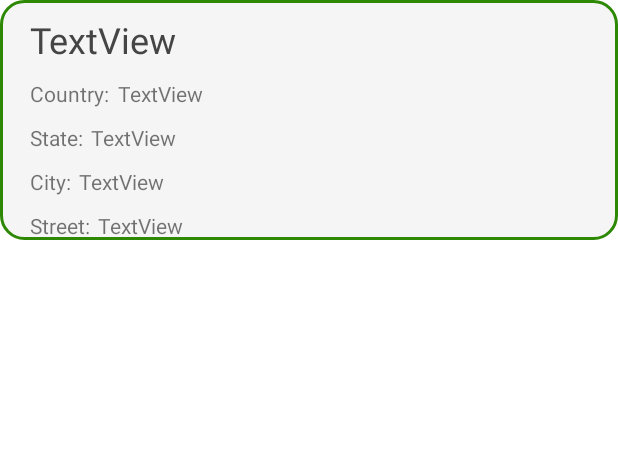
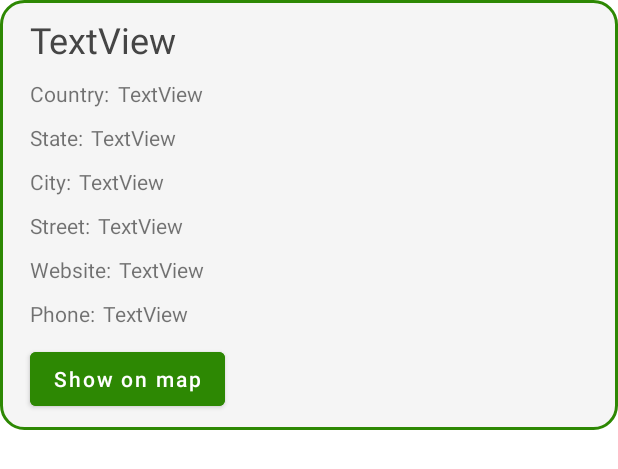
Before and after one commit to sergeykonar/RequestumTestApp, an Android app: the layout brewery_item_list.xml on its own in the app's theme, with its tools: preview values and no code run, on a phone screen of 412 x 824 dp. Shown: the top 469 px of the screen. Run offline under Robolectric (Android 15) with nearby library versions, the phone set to English and light mode, and no system bars.

```diff
--- a/app/build.gradle
+++ b/app/build.gradle
@@ -34,6 +34,10 @@ android {
 
 dependencies {
     def lifecycle_version = "2.4.0"
+    def room_version = "2.4.0"
+
+    implementation "androidx.room:room-runtime:$room_version"
+    kapt "androidx.room:room-compiler:$room_version"
 
     implementation 'com.squareup.retrofit2:retrofit:2.9.0'
     implementation 'com.squareup.retrofit2:converter-gson:2.9.0'
--- a/app/src/main/res/layout/brewery_item_list.xml
+++ b/app/src/main/res/layout/brewery_item_list.xml
@@ -19,7 +19,8 @@
         <androidx.constraintlayout.widget.ConstraintLayout
             android:layout_width="match_parent"
             android:layout_height="match_parent"
-            android:background="@drawable/brewery_list_item_background">
+            android:background="@drawable/brewery_list_item_background"
+            android:paddingBottom="10dp">
 
             <TextView
                 android:id="@+id/name"
@@ -108,6 +109,55 @@
                 app:layout_constraintBottom_toBottomOf="@+id/textCity"
                 app:layout_constraintStart_toEndOf="@+id/textCity"
                 app:layout_constraintTop_toTopOf="@+id/textCity" />
+
+            <TextView
+                android:id="@+id/textWebSite"
+                android:layout_width="wrap_content"
+                android:layout_height="wrap_content"
+                android:layout_marginTop="10dp"
+                android:text="@string/webSite"
+                app:layout_constraintStart_toStartOf="@+id/textStreet"
+                app:layout_constraintTop_toBottomOf="@+id/textStreet" />
+
+            <TextView
+                android:id="@+id/webSite"
+                android:layout_width="wrap_content"
+                android:layout_height="wrap_content"
+                android:layout_marginStart="5dp"
+                android:text="TextView"
+                app:layout_constraintBottom_toBottomOf="@+id/textWebSite"
+                app:layout_constraintStart_toEndOf="@+id/textWebSite"
+                app:layout_constraintTop_toTopOf="@+id/textWebSite" />
+
+            <TextView
+                android:id="@+id/textPhone"
+                android:layout_width="wrap_content"
+                android:layout_height="wrap_content"
+                android:layout_marginTop="10dp"
+                android:text="@string/phone"
+                app:layout_constraintStart_toStartOf="@+id/textWebSite"
+                app:layout_constraintTop_toBottomOf="@+id/textWebSite" />
+
+            <TextView
+                android:id="@+id/phone"
+                android:layout_width="wrap_content"
+                android:layout_height="wrap_content"
+                android:layout_marginStart="5dp"
+                android:text="TextView"
+                app:layout_constraintBottom_toBottomOf="@+id/textPhone"
+                app:layout_constraintStart_toEndOf="@+id/textPhone"
+                app:layout_constraintTop_toTopOf="@+id/textPhone" />
+
+            <Button
+                android:id="@+id/showOnMapButton"
+                android:layout_width="wrap_content"
+                android:layout_height="wrap_content"
+                android:layout_marginTop="10dp"
+                android:backgroundTint="@color/green"
+                android:text="@string/showOnMap"
+                android:textAllCaps="false"
+                app:layout_constraintStart_toStartOf="@+id/textPhone"
+                app:layout_constraintTop_toBottomOf="@+id/textPhone" />
         </androidx.constraintlayout.widget.ConstraintLayout>
     </androidx.cardview.widget.CardView>
 </androidx.constraintlayout.widget.ConstraintLayout>
--- a/app/src/main/res/values/strings.xml
+++ b/app/src/main/res/values/strings.xml
@@ -5,5 +5,7 @@
     <string name="state">State:</string>
     <string name="city">City:</string>
     <string name="street">Street:</string>
-
+    <string name="webSite">Website:</string>
+    <string name="phone">Phone:</string>
+    <string name="showOnMap">Show on map</string>
 </resources>
```
Also changed, not shown: app/src/main/java/com/example/requestumtestapp/MainActivity.kt (+11 -1 lines), app/src/main/java/com/example/requestumtestapp/adapter/BreweryAdapter.kt (+72 -5 lines), app/src/main/java/com/example/requestumtestapp/database/AppDatabase.kt (added, +10 -0 lines), app/src/main/java/com/example/requestumtestapp/database/BreweryDao.kt (added, +19 -0 lines), app/src/main/java/com/example/requestumtestapp/interfaces/MapCallback.kt (added, +7 -0 lines), app/src/main/java/com/example/requestumtestapp/model/Brewery.kt (+72 -17 lines), app/src/main/java/com/example/requestumtestapp/viewmodel/MainRepository.kt (+17 -2 lines).
